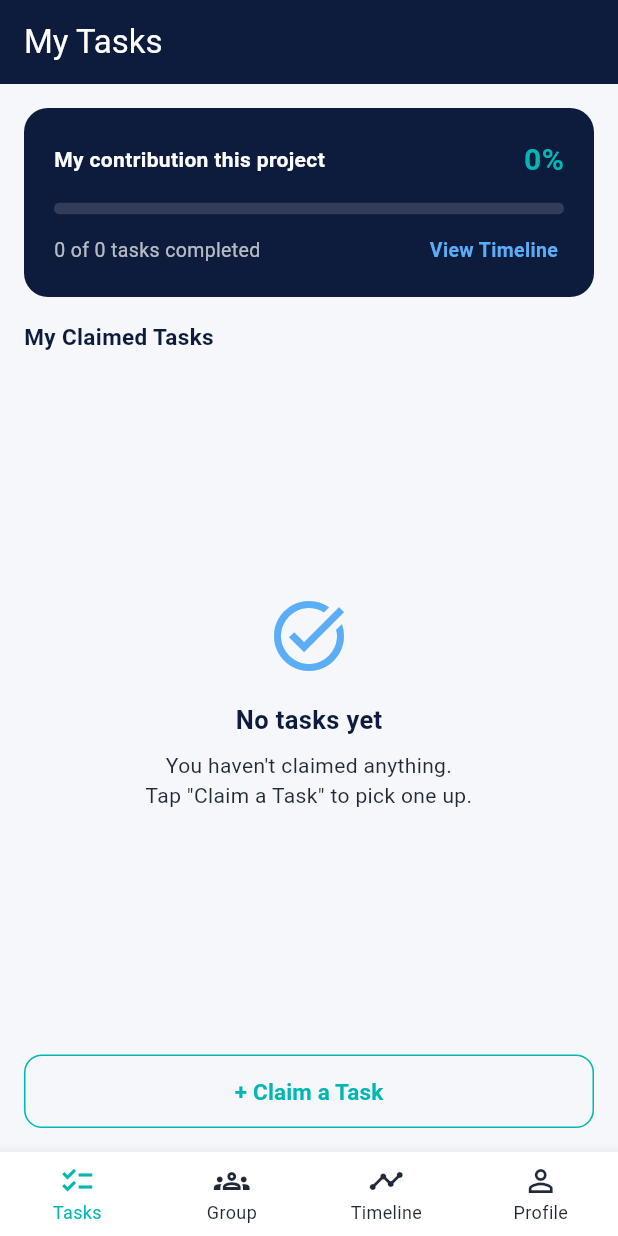
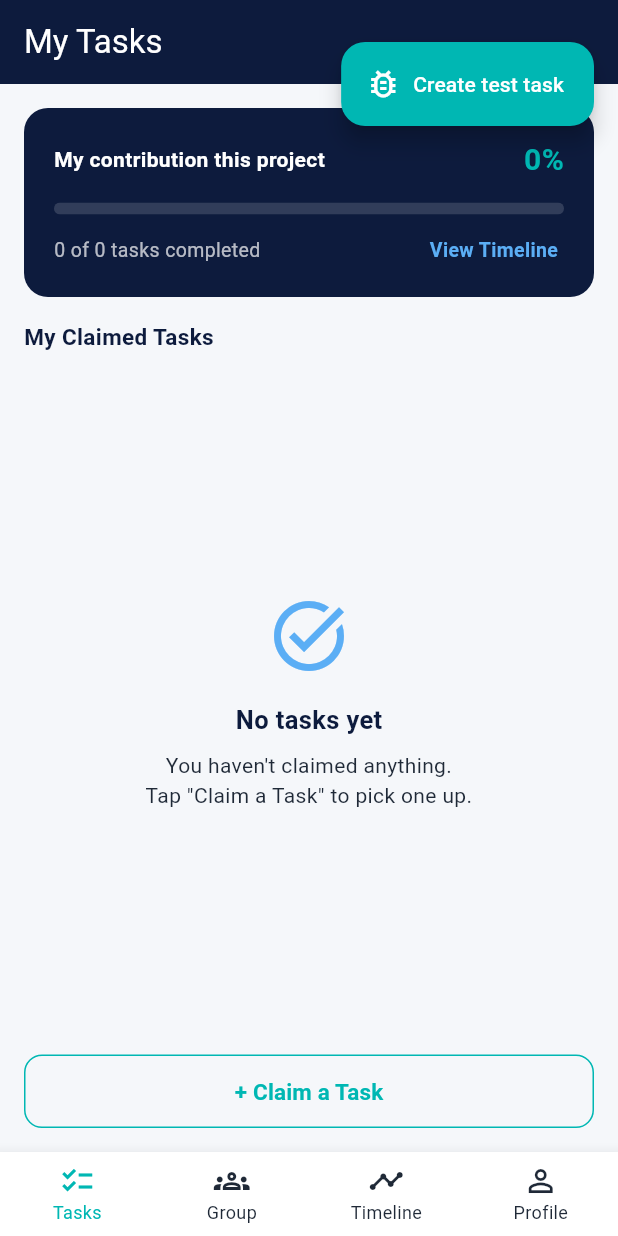
Before and after one commit to AiDv11/synca_app, a Flutter app: the screen it shows once a user with an empty profile is signed in, on a phone screen of 412 x 824 dp. Run offline on Flutter 3.47's test engine with Material 3 defaults, Android fonts, the phone set to English and light mode, and no system bars; our stand-ins replace cloud_firestore, firebase_auth, firebase_core; accounts and stored records are empty.

Commit message:
chore: add TEMPORARY create-test-task button
Debug affordance for diagnosing why manually created
task documents do not appear in streamTasksForUser.
Writes via TaskService so the read and write share
one code path.

Remove once the cause is found.

Co-Authored-By: Claude Opus 5 <noreply@anthropic.com>

```diff
--- a/lib/src/modules/role/member/ui/page/member_dashboard.dart
+++ b/lib/src/modules/role/member/ui/page/member_dashboard.dart
@@ -1,5 +1,6 @@
 import 'package:flutter/material.dart';
 
+import 'package:synca_app/src/core/services/task_service.dart';
 import 'package:synca_app/src/core/theme/app_colors.dart';
 import 'package:synca_app/src/modules/common/auth/model/entity/app_user.dart';
 import 'package:synca_app/src/modules/common/auth/model/services/auth_service.dart';
@@ -43,6 +44,60 @@ class _MemberDashboardState extends State<MemberDashboard> {
   /// The one thing that changes which tab is on screen. Both the bottom nav and
   /// the "View Timeline" link go through here.
   void _showTab(int index) => setState(() => _selectedIndex = index);
+
+  // ===========================================================================
+  // TEMPORARY — debug only. Delete this block and the FAB in `build` once the
+  // "my tasks don't appear" problem is solved.
+  //
+  // The point of writing through TaskService rather than the Firebase console
+  // is that the write and the read then share one code path. Same collection
+  // constant, same field names, same uid, same Timestamp conversion — so if a
+  // task created here shows up but a hand-made document doesn't, the fault is
+  // in the document, not the query.
+  // ===========================================================================
+
+  bool _isCreatingTestTask = false;
+
+  Future<void> _createTestTask() async {
+    setState(() => _isCreatingTestTask = true);
+
+    try {
+      final task = await TaskService().createTask(
+        groupId: 'group1',
+        title: 'Draft literature review',
+        description: 'Temporary task created by the debug button.',
+        // createTask always writes status notStarted, so there is no parameter
+        // for it — a brand new task has by definition not been started.
+        deadline: DateTime.now().add(const Duration(days: 7)),
+        // The signed-in uid, straight from the profile AuthGate loaded. This is
+        // the exact value streamTasksForUser filters on.
+        ownerUid: widget.user.uid,
+        ownerName: widget.user.name,
+      );
+
+      if (!mounted) return;
+      _showSnackBar('Created task ${task.id}', isError: false);
+      debugPrint('Test task written: id=${task.id} ownerUid=${task.ownerUid}');
+    } catch (error) {
+      if (!mounted) return;
+      // Show the real exception, same reasoning as the tasks list error panel:
+      // a generic message here would hide a permission-denied.
+      _showSnackBar('$error');
+      debugPrint('createTask failed: $error');
+    } finally {
+      if (mounted) setState(() => _isCreatingTestTask = false);
+    }
+  }
+
+  void _showSnackBar(String message, {bool isError = true}) {
+    ScaffoldMessenger.of(context).showSnackBar(
+      SnackBar(
+        content: Text(message),
+        backgroundColor: isError ? Colors.red.shade700 : AppColors.teal,
+        behavior: SnackBarBehavior.floating,
+      ),
+    );
+  }
 
   @override
   Widget build(BuildContext context) {
@@ -92,6 +147,33 @@ class _MemberDashboardState extends State<MemberDashboard> {
           ],
         ),
       ),
+
+      // TEMPORARY — debug only, delete with the block above.
+      //
+      // Only on the Tasks tab, since that is the list being debugged. Placed at
+      // the top so it doesn't sit on top of the "+ Claim a Task" button at the
+      // bottom of the page.
+      floatingActionButton: _selectedIndex == 0
+          ? FloatingActionButton.extended(
+              // A null callback disables the button, which is what stops an
+              // impatient double-tap creating two tasks.
+              onPressed: _isCreatingTestTask ? null : _createTestTask,
+              backgroundColor: AppColors.teal,
+              foregroundColor: Colors.white,
+              icon: _isCreatingTestTask
+                  ? const SizedBox(
+                      height: 16,
+                      width: 16,
+                      child: CircularProgressIndicator(
+                        strokeWidth: 2,
+                        color: Colors.white,
+                      ),
+                    )
+                  : const Icon(Icons.bug_report_outlined),
+              label: const Text('Create test task'),
+            )
+          : null,
+      floatingActionButtonLocation: FloatingActionButtonLocation.endTop,
 
       bottomNavigationBar: BottomNavigationBar(
         currentIndex: _selectedIndex,
```
